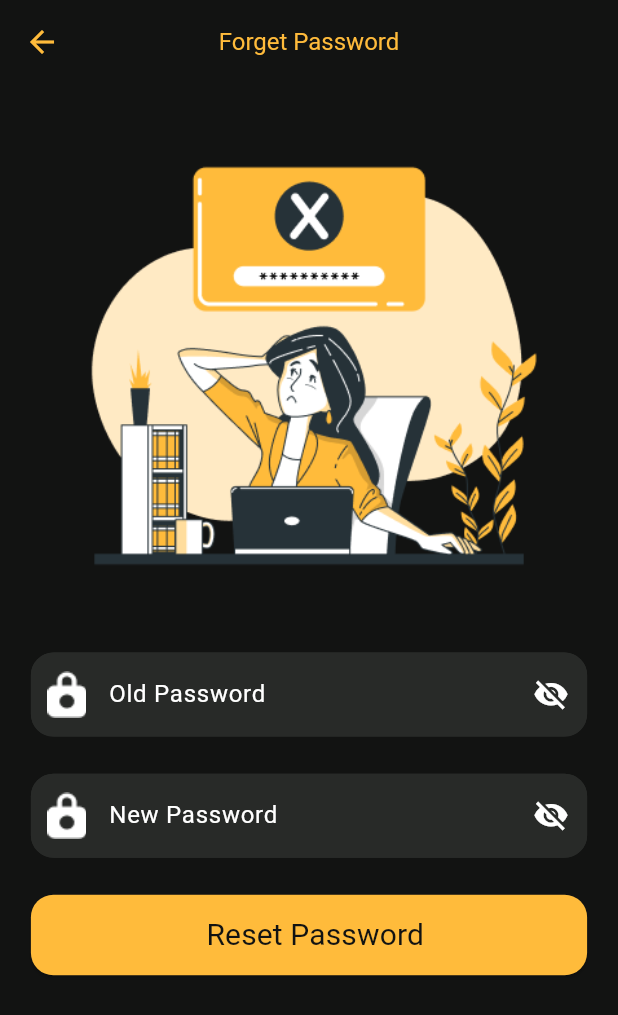
After one commit to marinageorge225/movie_application, a Flutter app: the ResetPassword screen opened by its route, on a phone screen of 412 x 824 dp. The commit adds this screen. Shown: the top 1015 px of the screen. Run offline on Flutter 3.47's test engine with Material 3 defaults, Android fonts, the phone set to English and light mode, and no system bars; our stand-ins replace carousel_slider, flutter_bloc, google_fonts, introduction_screen, shared_preferences; accounts and stored records are empty; generated files the repository leaves out were written again.

Commit message:
Added Reset Password screen.

```diff
--- a/lib/main.dart
+++ b/lib/main.dart
@@ -1,6 +1,7 @@
 import 'package:flutter/material.dart';
 import 'package:flutter_bloc/flutter_bloc.dart';
 import 'package:graduation_movie_app/OnBoarding_Screen/OnBoarding.dart';
+import 'package:graduation_movie_app/ui/auth/forget_password/reset_password.dart';
 import 'package:graduation_movie_app/ui/home_screen/home_screen.dart';
 import 'package:flutter_gen/gen_l10n/app_localizations.dart';
 import 'package:graduation_movie_app/profile.dart';
@@ -58,6 +59,8 @@ class MyApp extends StatelessWidget {
             ForgetPassword.routeName: (context) => ForgetPassword(),
             UpdateProfile.routeName: (context) => UpdateProfile(),
             RegisterScreen.routeName: (context) => RegisterScreen(),
+            ResetPassword.routeName: (context) => ResetPassword(),
+
             Profile.routeName: (context) => Profile(),
           },
           locale: Locale(appLanguage),
--- a/lib/ui/auth/forget_password/forget_password.dart
+++ b/lib/ui/auth/forget_password/forget_password.dart
@@ -1,4 +1,5 @@
 import 'package:flutter/material.dart';
+import 'package:graduation_movie_app/ui/auth/forget_password/reset_password.dart';
 import 'package:graduation_movie_app/ui/custom%20widgets/custom_elevated_button.dart';
 import 'package:graduation_movie_app/ui/custom%20widgets/custom_text_field.dart';
 import 'package:graduation_movie_app/utils/app_color.dart';
@@ -55,7 +56,10 @@ class ForgetPassword extends StatelessWidget {
             Padding(
               padding: EdgeInsets.symmetric(horizontal: width * 0.05),
               child: CustomElevatedButton(
-                  buttonOnClick: () {}, buttonTitle: AppLocalizations.of(context)!.verifyEmail),
+                  buttonOnClick: () {
+
+                    Navigator.pushNamed(context, ResetPassword.routeName);
+                  }, buttonTitle: AppLocalizations.of(context)!.verifyEmail),
             )
           ],
         ),
--- /dev/null
+++ b/lib/ui/auth/forget_password/reset_password.dart
@@ -0,0 +1,124 @@
+import 'package:flutter/material.dart';
+import 'package:graduation_movie_app/ui/custom%20widgets/custom_elevated_button.dart';
+import 'package:graduation_movie_app/ui/custom%20widgets/custom_text_field.dart';
+import 'package:graduation_movie_app/utils/app_color.dart';
+import 'package:graduation_movie_app/utils/app_styles.dart';
+import 'package:graduation_movie_app/utils/assets_manager.dart';
+import 'package:flutter_gen/gen_l10n/app_localizations.dart';
+
+class ResetPassword extends StatefulWidget {
+  static const String routeName = 'Reset Password';
+
+  @override
+  State<ResetPassword> createState() => _ResetPasswordState();
+}
+
+class _ResetPasswordState extends State<ResetPassword> {
+  final TextEditingController oldPasswordController = TextEditingController();
+
+  final TextEditingController newPasswordController = TextEditingController();
+
+  bool showPassword = false;
+
+  void togglePasswordVisibility() {
+    setState(() {
+      showPassword = !showPassword;
+    });
+  }
+
+  @override
+  Widget build(BuildContext context) {
+    var height = MediaQuery.of(context).size.height;
+    var width = MediaQuery.of(context).size.width;
+    return Scaffold(
+      backgroundColor: AppColors.blackColor,
+      appBar: AppBar(
+        backgroundColor: AppColors.blackColor,
+        title: Text(
+          AppLocalizations.of(context)!.forgetPassword,
+          style: AppStyles.regular16OrangeRoboto,
+        ),
+        leading: IconButton(
+          icon: const Icon(Icons.arrow_back, color: AppColors.orangeColor),
+          onPressed: () => Navigator.of(context).pop(),
+        ),
+        centerTitle: true,
+      ),
+      body: SingleChildScrollView(
+        child: Column(
+          children: [
+            Center(
+              child: Image.asset(
+                AssetsManager.forgetPasswordImage,
+                height: height * 0.45,
+                width: width * 0.95,
+              ),
+            ),
+            SizedBox(height: height * 0.01),
+
+            // Email TextField
+            Padding(
+              padding: EdgeInsets.symmetric(horizontal: width * 0.05),
+              child:
+              CustomTextField(
+                validator: (text) {
+                  if (text == null || text.isEmpty) {
+                    return "* required please enter password";
+                  }
+                  if (text.length < 8) {
+                    return "* password should be 8 characters at least";
+                  }
+                  return null;
+                },
+                prefixIcon: const ImageIcon(AssetImage(AssetsManager.passwordIcon)),
+                hintText: "Old Password",
+                obscureText: !showPassword,
+                suffixIcon: IconButton(
+                  onPressed: togglePasswordVisibility,
+                  icon: Icon(
+                    showPassword ? Icons.visibility : Icons.visibility_off_sharp,
+                  ),
+                ),
+                controller: oldPasswordController,
+              ),
+            ),
+            SizedBox(height: height * 0.03),
+            Padding(
+              padding: EdgeInsets.symmetric(horizontal: width * 0.05),
+              child:
+              CustomTextField(
+                validator: (text) {
+                  if (text == null || text.isEmpty) {
+                    return "* required please enter password";
+                  }
+                  if (text.length < 8) {
+                    return "* password should be 8 characters at least";
+                  }
+                  return null;
+                },
+                prefixIcon: const ImageIcon(AssetImage(AssetsManager.passwordIcon)),
+                hintText: "New Password",
+                obscureText: !showPassword,
+                suffixIcon: IconButton(
+                  onPressed: togglePasswordVisibility,
+                  icon: Icon(
+                    showPassword ? Icons.visibility : Icons.visibility_off_sharp,
+                  ),
+                ),
+                controller: newPasswordController,
+              ),
+            ),
+            SizedBox(height: height * 0.03),
+
+
+            Padding(
+              padding: EdgeInsets.symmetric(horizontal: width * 0.05),
+              child: CustomElevatedButton(
+                  buttonOnClick: () {}, buttonTitle: "Reset Password"),
+            )
+          ],
+        ),
+      ),
+    );
+  }
+}
```
